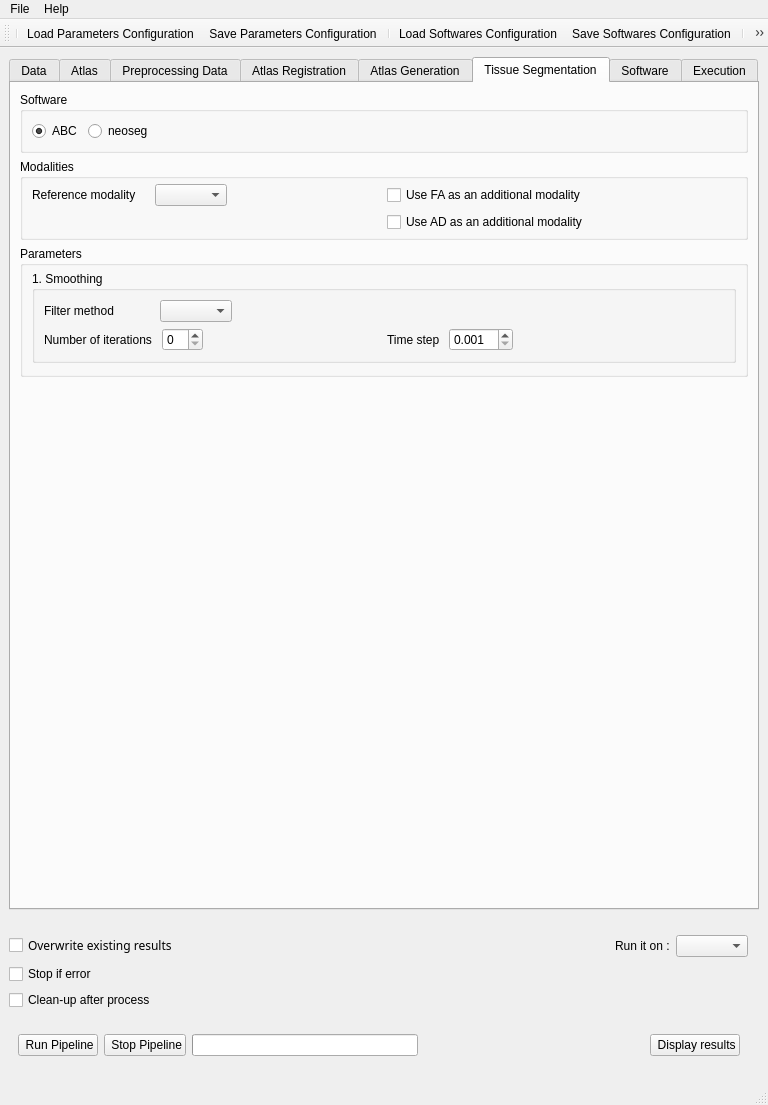
Above: NeosegPipeline/Window.ui from hay318/NeosegPipeline before the change. Below: the same form after it.
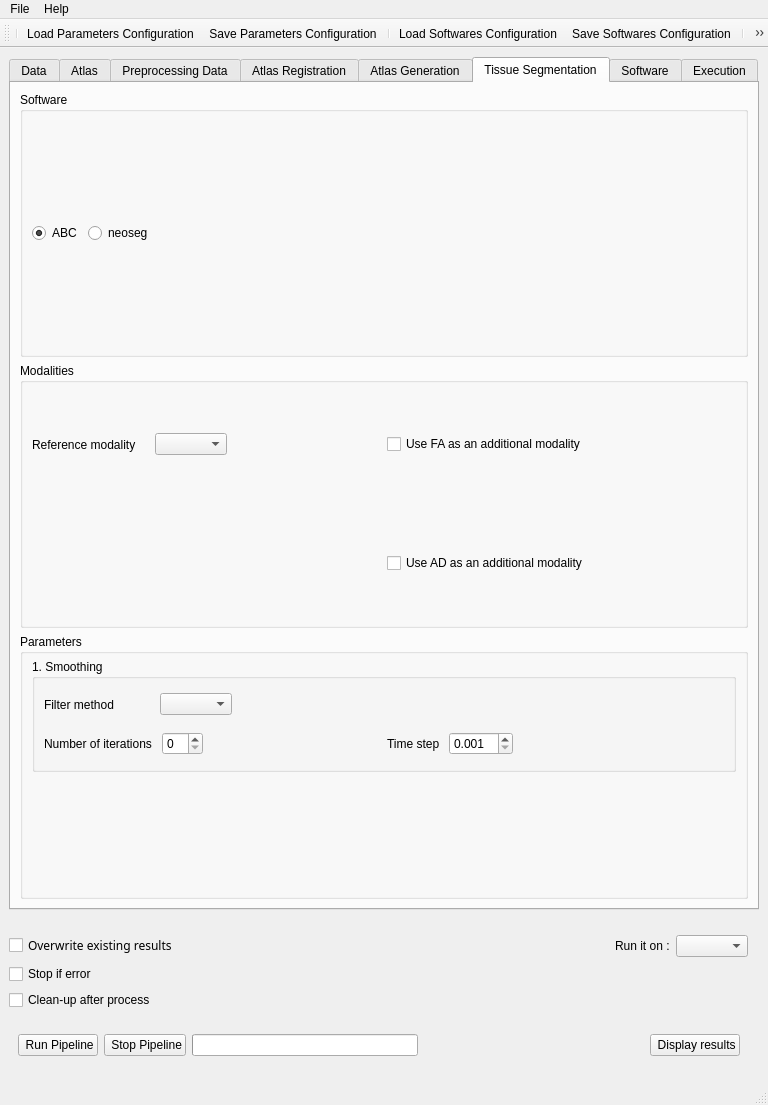
That is the form after the change. The open tabs and pages were chosen to show the change. Icons and pictures are not drawn.

Commit message: ENH: Use full space in the parameter configuration window for ABC

The edit to the form file:
```diff
--- a/NeosegPipeline/Window.ui
+++ b/NeosegPipeline/Window.ui
@@ -2582,19 +2582,6 @@
           </layout>
          </widget>
         </item>
-        <item row="5" column="0">
-         <spacer name="verticalSpacer_5">
-          <property name="orientation">
-           <enum>Qt::Vertical</enum>
-          </property>
-          <property name="sizeHint" stdset="0">
-           <size>
-            <width>20</width>
-            <height>40</height>
-           </size>
-          </property>
-         </spacer>
-        </item>
        </layout>
       </widget>
       <widget class="QWidget" name="software_tab">
```
Left out of the diff: 2 changed lines with no effect on the pictures.
